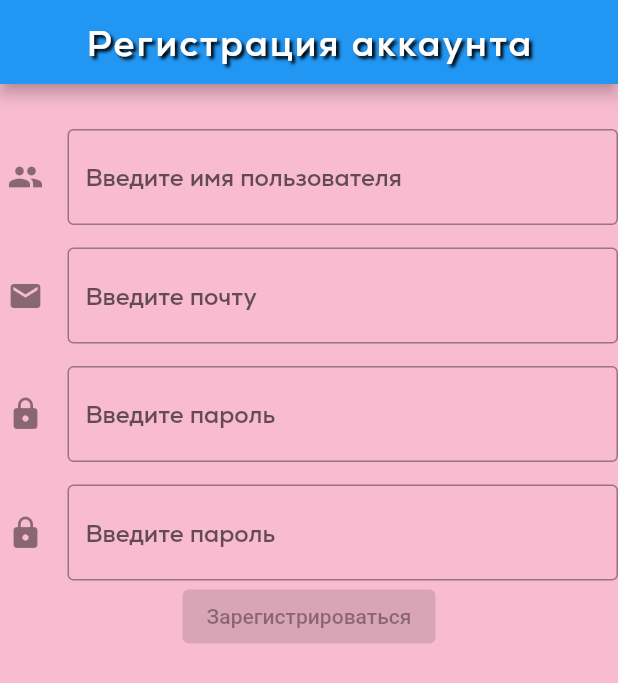
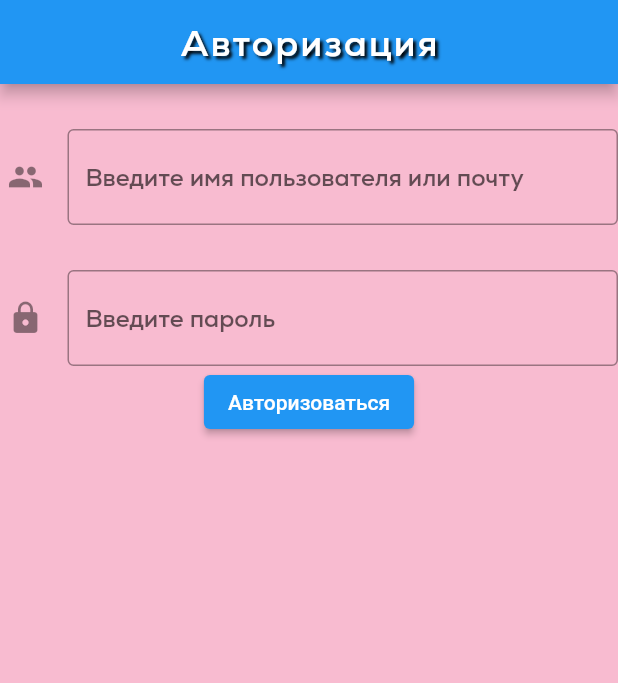
Before and after one commit to SebrianFoxy/Mobile_Project, a Flutter app: the screen it shows after launch, on a phone screen of 412 x 824 dp. Shown: the top 683 px of the screen. Run offline on Flutter 3.47's test engine with Material 2 defaults, Android fonts, the phone set to English and light mode, and no system bars; our stand-ins replace supabase_flutter; accounts and stored records are empty.

Commit message:
добавил авторизацию

```diff
--- a/lib/main.dart
+++ b/lib/main.dart
@@ -1,5 +1,6 @@
 import 'package:flutter/material.dart';
 import 'ui/registration.dart';
+import 'ui/authorization.dart';
 import 'package:supabase_flutter/supabase_flutter.dart';
 
 
@@ -14,6 +15,6 @@ Future<void> main() async {
     theme: ThemeData(
       primaryColor: Colors.deepOrange,
     ),
-    home: registration(),
+    home: authorization(),
   ));
 }
--- /dev/null
+++ b/lib/ui/authorization.dart
@@ -0,0 +1,146 @@
+import 'package:flutter/material.dart';
+import 'package:supabase_flutter/supabase_flutter.dart';
+
+class authorization extends StatefulWidget {
+  const authorization({super.key});
+
+  @override
+  State<authorization> createState() => _authorizationState();
+}
+
+class _authorizationState extends State<authorization> {
+  @override
+
+  TextEditingController valuecontroll = TextEditingController();
+  TextEditingController passwordcontroll = TextEditingController();
+
+  Widget build(BuildContext context) {
+    return Scaffold(
+      backgroundColor: Colors.pink[100],
+      appBar: AppBar(
+        title: Text('Авторизация',
+            style: TextStyle(
+              fontSize: 24,
+              fontWeight: FontWeight.bold,
+              letterSpacing: 1.5,
+              fontFamily: 'Nexa',
+              shadows: [
+                Shadow(
+                  color: Colors.black,
+                  blurRadius: 2,
+                  offset: Offset(2, 2),
+                ),
+              ],
+            )),
+        centerTitle: true,
+      ),
+      body: Container(
+        child: Column(
+          children: [
+            Padding(
+              padding: EdgeInsets.only(top: 30, left: 5),
+              child: Form(
+                child: TextFormField(
+                  autovalidateMode: AutovalidateMode.onUserInteraction,
+                  controller: valuecontroll,
+                  decoration: InputDecoration(
+                    border: OutlineInputBorder(),
+                    icon: Icon(Icons.people),
+                    hintText: "Введите имя пользователя или почту",
+                    hintStyle: TextStyle(fontFamily: 'Nexa'),
+                  ),
+                ),
+              ),
+            ),
+            Padding(
+              padding: EdgeInsets.only(top: 30, left: 5),
+              child: Form(
+                child: TextFormField(
+                  autovalidateMode: AutovalidateMode.onUserInteraction,
+                  controller: passwordcontroll,
+                  decoration: InputDecoration(
+                    border: OutlineInputBorder(),
+                    icon: Icon(Icons.lock),
+                    hintText: "Введите пароль",
+                    hintStyle: TextStyle(fontFamily: 'Nexa'),
+                  ),
+                ),
+              ),
+            ),
+            ElevatedButton(onPressed: () async{
+              if (valuecontroll.text.isNotEmpty && passwordcontroll.text.isNotEmpty){
+                final responseName = await Supabase.instance.client
+                        .from('Users')
+                        .select('UserName')
+                        .eq('UserName', valuecontroll.text) as List<dynamic>;
+                    if (responseName.isNotEmpty) {
+                      print('ResponseName NotEmpty');
+                      final responseName1 =
+                          responseName[0]['UserName'] as String;
+                      final password1 = await Supabase.instance.client
+                          .from('Users')
+                          .select('Password')
+                          .eq('UserName', valuecontroll.text) as List<dynamic>;
+                      final _password1 = password1[0]['Password'] as String;
+                      if (responseName1 == valuecontroll.text &&
+                          _password1 == passwordcontroll.text) {
+                        ScaffoldMessenger.of(context).showSnackBar(
+                          const SnackBar(
+                              content: Text('Авторизация прошла успешно')),
+                        );
+                      }
+                      else {
+                        ScaffoldMessenger.of(context).showSnackBar(
+                          const SnackBar(
+                              content: Text('Логин или пароль неверны')),
+                        );
+                      }
+                    } else if (responseName.isEmpty) {
+                      print('ResponseName empty');
+                      final responseEmail = await Supabase.instance.client
+                          .from('Users')
+                          .select('Email')
+                          .eq('Email', valuecontroll.text) as List<dynamic>;
+                      final responseEmail1 =
+                          responseEmail[0]['Email'] as String;
+                      final password2 = await Supabase.instance.client
+                          .from('Users')
+                          .select('Password')
+                          .eq('Email', valuecontroll.text) as List<dynamic>;
+                      final _password2 = password2[0]['Password'] as String;
+                      print(responseEmail1);
+                      if (responseEmail1 == valuecontroll.text &&
+                          _password2 == passwordcontroll.text) {
+                        ScaffoldMessenger.of(context).showSnackBar(
+                          const SnackBar(
+                              content: Text('Авторизация прошла успешно')),
+                        );
+                      }
+                      else {
+                        ScaffoldMessenger.of(context).showSnackBar(
+                          const SnackBar(
+                              content: Text('Логин или пароль неверны')),
+                        );
+                      }
+                    }
+                    else{
+                      ScaffoldMessenger.of(context).showSnackBar(
+                        const SnackBar(
+                            content: Text('Логин или пароль неверны')),
+                      );
+                    }
+              }
+              else{
+                ScaffoldMessenger.of(context).showSnackBar(
+                      const SnackBar(content: Text('Введите все данные')),
+                    );
+                }
+            },
+            child: Text('Авторизоваться')
+            ),
+          ],
+        )
+      )
+    );
+  }
+}
```
Also changed, not shown: pubspec.lock, 1 other file.
